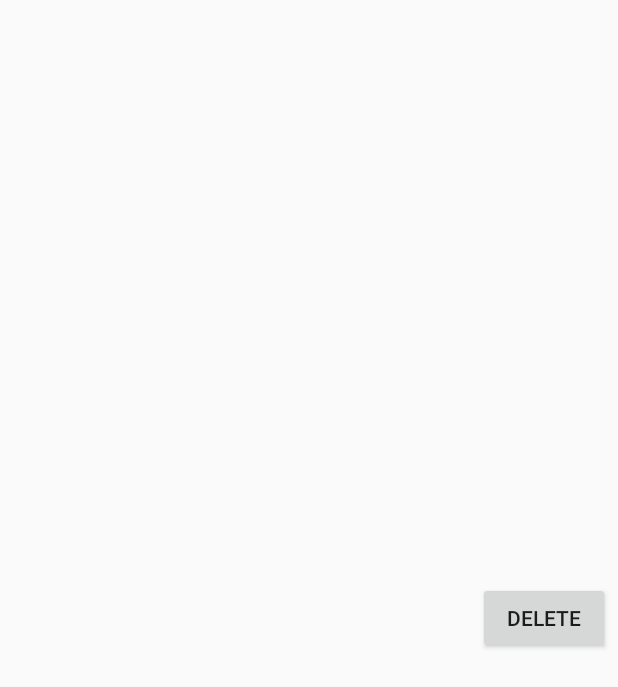
After one commit to patelmit911/EmoTrack, an Android app: the layout fragment_emergency_contact_custom.xml on its own in the app's theme, with its tools: preview values and no code run, on a phone screen of 412 x 824 dp. The commit adds this screen. Shown: the top 687 px of the screen. Run offline under Robolectric (Android 15) with nearby library versions, the phone set to English and light mode, and no system bars.

Commit message:
Emergency Contact Feature Incomplete

```diff
--- a/app/src/main/java/edu/asu/mcgroup27/emotrack/database/FirebaseDBHelper.java
+++ b/app/src/main/java/edu/asu/mcgroup27/emotrack/database/FirebaseDBHelper.java
@@ -15,6 +15,12 @@ public class FirebaseDBHelper {
         return FirebaseDB.getInstance().getReference("users")
                 .child(FirebaseAuth.getInstance().getCurrentUser().getUid())
                 .child("requests");
+    }
+
+    public static DatabaseReference getUserEmergencyContact() {
+        return FirebaseDB.getInstance().getReference("users")
+                .child(FirebaseAuth.getInstance().getCurrentUser().getUid())
+                .child("contacts");
     }
 
     public static DatabaseReference getUserFriends() {
--- a/app/src/main/java/edu/asu/mcgroup27/emotrack/ui/gallery/GalleryViewModel.java
+++ b/app/src/main/java/edu/asu/mcgroup27/emotrack/ui/emergencyContact/EmergencyContactViewModel.java
@@ -1,14 +1,14 @@
-package edu.asu.mcgroup27.emotrack.ui.gallery;
+package edu.asu.mcgroup27.emotrack.ui.emergencyContact;
 
 import androidx.lifecycle.LiveData;
 import androidx.lifecycle.MutableLiveData;
 import androidx.lifecycle.ViewModel;
 
-public class GalleryViewModel extends ViewModel {
+public class EmergencyContactViewModel extends ViewModel {
 
     private MutableLiveData<String> mText;
 
-    public GalleryViewModel() {
+    public EmergencyContactViewModel() {
         mText = new MutableLiveData<>();
         mText.setValue("This is gallery fragment");
     }
--- /dev/null
+++ b/app/src/main/res/layout/fragment_emergency_contact_custom.xml
@@ -0,0 +1,22 @@
+<?xml version="1.0" encoding="utf-8"?>
+<RelativeLayout xmlns:android="http://schemas.android.com/apk/res/android"
+    android:layout_width="match_parent" android:layout_height="match_parent">
+    <TextView
+        android:id="@+id/list_item_string"
+        android:layout_width="wrap_content"
+        android:layout_height="wrap_content"
+        android:layout_centerVertical="true"
+        android:layout_alignParentLeft="true"
+        android:paddingLeft="8dp"
+        android:textSize="18sp"
+        android:textStyle="bold" />
+
+    <Button
+        android:id="@+id/emergencyContactDeleteButton"
+        android:layout_width="wrap_content"
+        android:layout_height="wrap_content"
+        android:layout_alignParentRight="true"
+        android:layout_centerVertical="true"
+        android:layout_marginRight="5dp"
+        android:text="Delete" />
+</RelativeLayout>
--- /dev/null
+++ b/app/src/main/res/layout/fragment_emergency_spinner.xml
@@ -0,0 +1,5 @@
+<?xml version="1.0" encoding="utf-8"?>
+<Spinner xmlns:android="http://schemas.android.com/apk/res/android"
+    android:layout_width="match_parent" android:layout_height="match_parent">
+
+</Spinner>
--- a/app/src/main/res/navigation/mobile_navigation.xml
+++ b/app/src/main/res/navigation/mobile_navigation.xml
@@ -13,9 +13,9 @@
 
     <fragment
         android:id="@+id/nav_gallery"
-        android:name="edu.asu.mcgroup27.emotrack.ui.gallery.GalleryFragment"
+        android:name="edu.asu.mcgroup27.emotrack.ui.emergencyContact.EmergencyContactFragment"
         android:label="@string/menu_emergency"
-        tools:layout="@layout/fragment_gallery" />
+        tools:layout="@layout/fragment_emergency_contact" />
 
     <fragment
         android:id="@+id/nav_slideshow"
```
Also changed, not shown: app/src/main/java/edu/asu/mcgroup27/emotrack/Adapters/EmergencyContactAdapter.java (added, +108 -0 lines), app/src/main/java/edu/asu/mcgroup27/emotrack/dialogs/EmergencyContactDialog.java (added, +78 -0 lines), app/src/main/java/edu/asu/mcgroup27/emotrack/ui/emergencyContact/EmergencyContactFragment.java (added, +48 -0 lines), app/src/main/java/edu/asu/mcgroup27/emotrack/ui/gallery/GalleryFragment.java (deleted, +0 -34 lines), app/src/main/res/layout/fragment_emergency_contact.xml (added, +21 -0 lines), app/src/main/res/layout/fragment_gallery.xml (deleted, +0 -19 lines).
